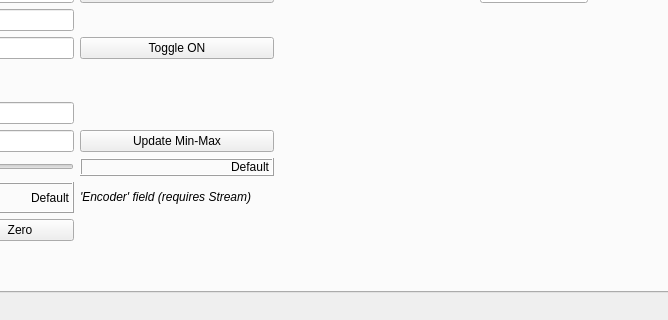
Above: execute-gui-1/mainwindow.ui from JFDuval/FlexSEA before the change; both pictures show x 256 to 924 and y 448 to 768 of the 1024 by 768 pixel window. Below: the same form after it.
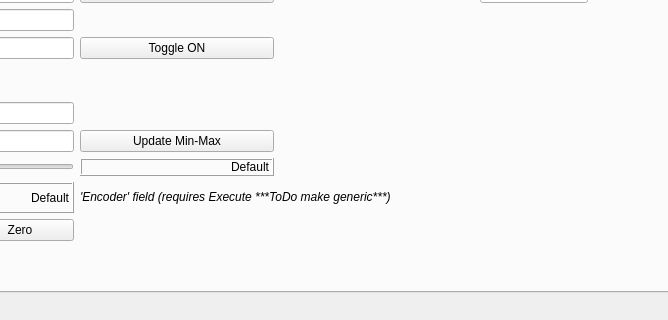
That is the form after the change. The open tabs and pages were chosen to show the change. Custom widgets are drawn as their Qt base class.

Commit message: Z controller in GUI

What changed in the file:
```diff
--- a/execute-gui-1/mainwindow.ui
+++ b/execute-gui-1/mainwindow.ui
@@ -3985,7 +3985,7 @@
        <item row="21" column="2" colspan="3">
         <widget class="QLabel" name="textLabel_Gains_3">
          <property name="text">
-          <string>&lt;html&gt;&lt;head/&gt;&lt;body&gt;&lt;p&gt;&lt;span style=&quot; font-style:italic;&quot;&gt;'Encoder' field  (requires Stream)&lt;/span&gt;&lt;/p&gt;&lt;/body&gt;&lt;/html&gt;</string>
+          <string>&lt;html&gt;&lt;head/&gt;&lt;body&gt;&lt;p&gt;&lt;span style=&quot; font-style:italic;&quot;&gt;'Encoder' field (requires Execute ***ToDo make generic***)&lt;/span&gt;&lt;/p&gt;&lt;/body&gt;&lt;/html&gt;</string>
          </property>
         </widget>
        </item>
```
Left out of the diff: 2 changed lines with no effect on the pictures. The commit also changes 1 other file.
